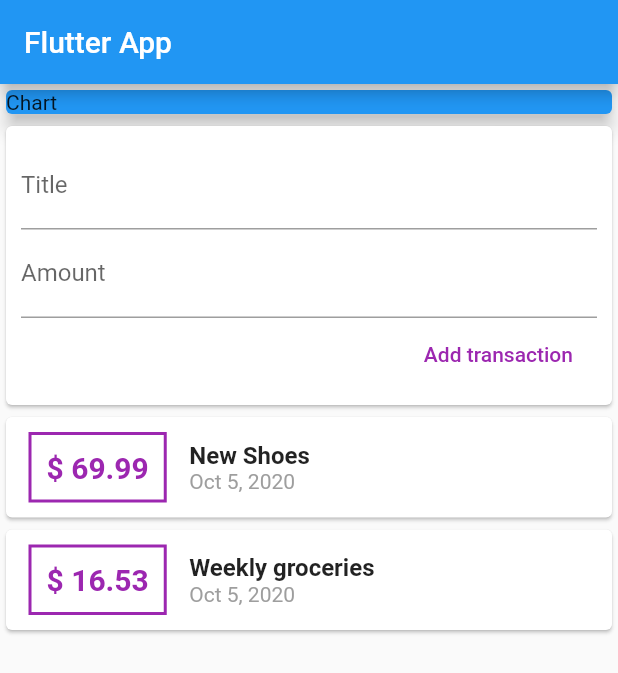
After one commit to AshishSingh2001/Personal_Expenses_App, a Flutter app: the screen it shows after launch, after a tap on "Add transaction", on a phone screen of 412 x 824 dp. The commit adds this screen. Shown: the top 673 px of the screen. Run offline on Flutter 3.47's test engine with Material 2 defaults, Android fonts, the phone set to English and light mode, and no system bars.

Commit message:
added input checking and scroll

```diff
--- /dev/null
+++ b/lib/widgets/new_transaction.dart
@@ -0,0 +1,56 @@
+import 'package:flutter/material.dart';
+
+class NewTransaction extends StatelessWidget {
+  final Function addTx;
+  final titleController = TextEditingController();
+  final amountController = TextEditingController();
+
+  NewTransaction(this.addTx);
+
+  void submit() {
+    final enteredTitle = titleController.text;
+    final enteredAmount = double.parse(amountController.text);
+    if (enteredAmount <= 0 || enteredTitle.isEmpty) {
+      return;
+    }
+    addTx(
+      enteredTitle,
+      enteredAmount,
+    );
+  }
+
+  @override
+  Widget build(BuildContext context) {
+    return Card(
+      // elevation: 10,
+      child: Container(
+        margin: EdgeInsets.all(10),
+        child: Column(
+          crossAxisAlignment: CrossAxisAlignment.end,
+          children: <Widget>[
+            TextField(
+              decoration: InputDecoration(labelText: 'Title'),
+              // onChanged: (value) {
+              //   titleInput = value;
+              // },
+              controller: titleController,
+              onSubmitted: (_) => submit(),
+            ),
+            TextField(
+              decoration: InputDecoration(labelText: 'Amount'),
+              // onChanged: (value) => amountInput = value,
+              controller: amountController,
+              keyboardType: TextInputType.number,
+              onSubmitted: (_) => submit(),
+            ),
+            FlatButton(
+              onPressed: submit,
+              child: Text('Add transaction'),
+              textColor: Colors.purple,
+            )
+          ],
+        ),
+      ),
+    );
+  }
+}
--- /dev/null
+++ b/lib/widgets/transaction_list.dart
@@ -0,0 +1,65 @@
+import 'package:flutter/material.dart';
+import '../models/Transaction.dart';
+import 'package:intl/intl.dart';
+
+class TransactionList extends StatelessWidget {
+  final List<Transaction> transactions;
+
+  TransactionList(this.transactions);
+  @override
+  Widget build(BuildContext context) {
+    return Container(
+      height: 500,
+      child: ListView.builder(
+        itemBuilder: (context, index) {
+          return Card(
+            child: Row(
+              children: <Widget>[
+                Container(
+                  margin: EdgeInsets.symmetric(
+                    vertical: 10,
+                    horizontal: 15,
+                  ),
+                  padding: EdgeInsets.all(10),
+                  decoration: BoxDecoration(
+                    border: Border.all(
+                      color: Colors.purple,
+                      width: 2,
+                    ),
+                  ),
+                  child: Text(
+                    "\$ ${transactions[index].amount.toStringAsFixed(2)}",
+                    style: TextStyle(
+                      fontWeight: FontWeight.bold,
+                      fontSize: 20,
+                      color: Colors.purple,
+                    ),
+                  ),
+                ),
+                Column(
+                  crossAxisAlignment: CrossAxisAlignment.start,
+                  children: <Widget>[
+                    Text(
+                      transactions[index].title,
+                      style: TextStyle(
+                        fontWeight: FontWeight.bold,
+                        fontSize: 16,
+                      ),
+                    ),
+                    Text(
+                      DateFormat.yMMMd().format(transactions[index].date),
+                      style: TextStyle(
+                        color: Colors.grey,
+                      ),
+                    ),
+                  ],
+                )
+              ],
+            ),
+          );
+        },
+        itemCount: transactions.length,
+      ),
+    );
+  }
+}
--- /dev/null
+++ b/lib/widgets/user_transaction.dart
@@ -0,0 +1,49 @@
+import 'package:flutter/material.dart';
+import 'package:personal_Expense/models/Transaction.dart';
+import 'package:personal_Expense/widgets/new_transaction.dart';
+import 'package:personal_Expense/widgets/transaction_list.dart';
+
+class UserTransaction extends StatefulWidget {
+  @override
+  _UserTransactionState createState() => _UserTransactionState();
+}
+
+class _UserTransactionState extends State<UserTransaction> {
+  final List<Transaction> _userTransactions = [
+    Transaction(
+      id: 't1',
+      title: 'New Shoes',
+      amount: 69.99,
+      date: DateTime.now(),
+    ),
+    Transaction(
+      id: 't2',
+      title: 'Weekly groceries',
+      amount: 16.53,
+      date: DateTime.now(),
+    ),
+  ];
+
+  void _addNewTransaction(String txTitle, double txAmount) {
+    final newTx = Transaction(
+      id: DateTime.now().toString(),
+      amount: txAmount,
+      title: txTitle,
+      date: DateTime.now(),
+    );
+
+    setState(() {
+      _userTransactions.add(newTx);
+    });
+  }
+
+  @override
+  Widget build(BuildContext context) {
+    return Column(
+      children: <Widget>[
+        NewTransaction(_addNewTransaction),
+        TransactionList(_userTransactions),
+      ],
+    );
+  }
+}
```
Also changed, not shown: lib/main.dart (+4 -96 lines), lib/models/Transaction.dart (renamed from lib/Transaction.dart).
